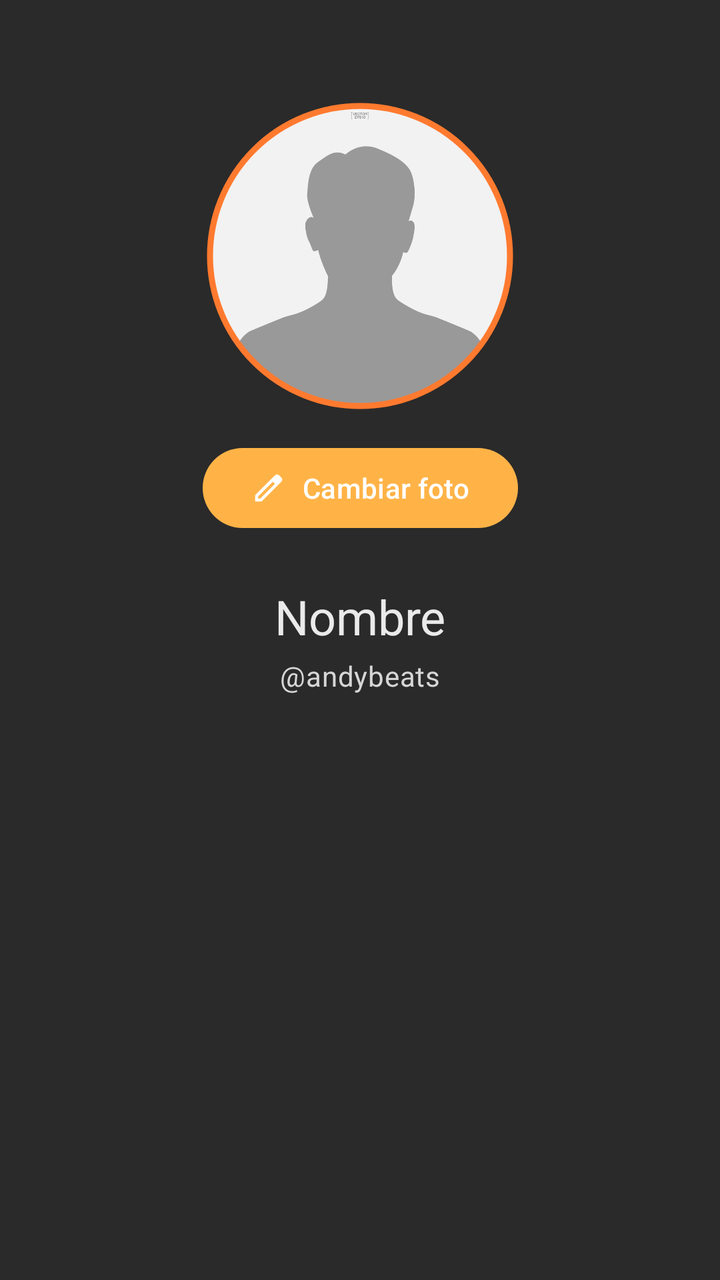
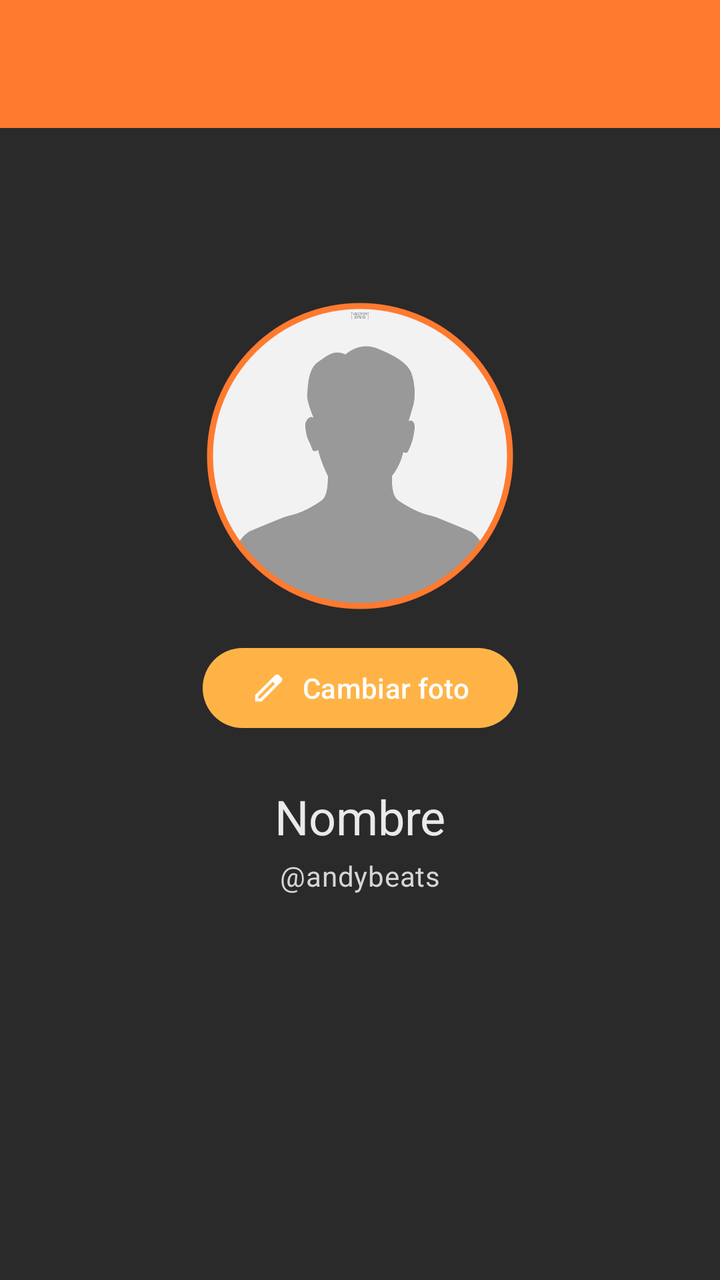

An Android layout rendered at two revisions. The XML below is the earlier revision; the diff shows what the commit changed to produce the second picture.
<!-- AndroidManifest.xml: application theme Theme.Sporify -->
<!-- res/layout/fragment_profile.xml -->
<?xml version="1.0" encoding="utf-8"?>
<FrameLayout xmlns:android="http://schemas.android.com/apk/res/android"
    xmlns:tools="http://schemas.android.com/tools"
    xmlns:app="http://schemas.android.com/apk/res-auto"
    android:layout_width="match_parent"
    android:layout_height="match_parent"
    android:background="@color/colorBackground"
    tools:context=".ProfileFragment">

    <androidx.core.widget.NestedScrollView
        android:layout_width="match_parent"
        android:layout_height="match_parent"
        android:padding="16dp"
        android:clipToPadding="false">

        <androidx.constraintlayout.widget.ConstraintLayout
            android:layout_width="match_parent"
            android:layout_height="wrap_content">

            
            <com.google.android.material.imageview.ShapeableImageView
                android:id="@+id/imgAvatar"
                android:layout_width="160dp"
                android:layout_height="160dp"
                android:layout_marginTop="32dp"
                android:src="@drawable/picture_profile_icon_male_icon_human_or_people_sign_and_symbol_vector"
                android:scaleType="centerCrop"
                android:padding="5dp"
                app:shapeAppearanceOverlay="@style/Shape.Circular"
                app:strokeColor="@color/colorPrimary"
                app:strokeWidth="3dp"
                app:layout_constraintTop_toTopOf="parent"
                app:layout_constraintStart_toStartOf="parent"
                app:layout_constraintEnd_toEndOf="parent" />

            
            <com.google.android.material.button.MaterialButton
                android:id="@+id/btnChangePhoto"
                android:layout_width="wrap_content"
                android:layout_height="wrap_content"
                android:text="Cambiar foto"
                android:layout_marginTop="12dp"
                app:backgroundTint="@color/colorPrimaryVariant"
                android:textColor="@color/colorOnPrimary"
                app:icon="@drawable/ic_edit"
                app:iconTint="@color/colorOnPrimary"
                app:layout_constraintTop_toBottomOf="@id/imgAvatar"
                app:layout_constraintStart_toStartOf="parent"
                app:layout_constraintEnd_toEndOf="parent" />

            
            <TextView
                android:id="@+id/txtName"
                android:layout_width="wrap_content"
                android:layout_height="wrap_content"
                android:layout_marginTop="24dp"
                android:text="@string/name"
                android:textAppearance="?attr/textAppearanceHeadlineSmall"
                android:textColor="@color/colorOnBackground"
                app:layout_constraintTop_toBottomOf="@id/btnChangePhoto"
                app:layout_constraintStart_toStartOf="parent"
                app:layout_constraintEnd_toEndOf="parent" />

            
            <TextView
                android:id="@+id/txtAlias"
                android:layout_width="wrap_content"
                android:layout_height="wrap_content"
                android:layout_marginTop="4dp"
                android:text="@string/alias"
                android:textAppearance="?attr/textAppearanceBodyMedium"
                android:textColor="@color/colorOnSurface"
                app:layout_constraintTop_toBottomOf="@id/txtName"
                app:layout_constraintStart_toStartOf="parent"
                app:layout_constraintEnd_toEndOf="parent" />

        </androidx.constraintlayout.widget.ConstraintLayout>
    </androidx.core.widget.NestedScrollView>
</FrameLayout>
<!-- resources referenced by this layout -->
<resources>
  <color name="colorBackground">#2A2A2A</color>
  <color name="colorOnBackground">#EAEAEA</color>
  <color name="colorOnPrimary">#FFFFFF</color>
  <color name="colorOnSurface">#D6D6D6</color>
  <color name="colorPrimary">#FF7A2F</color>
  <color name="colorPrimaryVariant">#FFB347</color>
  <!-- drawable ic_edit (drawable) -->
  <vector xmlns:android="http://schemas.android.com/apk/res/android" android:height="24dp" android:tint="#000000" android:viewportHeight="960" android:viewportWidth="960" android:width="24dp">
        
      <path android:fillColor="@android:color/white" android:pathData="M200,760L257,760L648,369L591,312L200,703L200,760ZM120,840L120,670L648,143Q660,132 674.5,126Q689,120 705,120Q721,120 736,126Q751,132 762,144L817,200Q829,211 834.5,226Q840,241 840,256Q840,272 834.5,286.5Q829,301 817,313L290,840L120,840ZM760,256L760,256L704,200L704,200L760,256ZM619,341L591,312L591,312L648,369L648,369L619,341Z"/>
      
  </vector>
  <!-- drawable picture_profile_icon_male_icon_human_or_people_sign_and_symbol_vector: jpg bitmap (drawable, 7767 bytes) -->
  <string name="alias">\@andybeats</string>
  <string name="name">Nombre</string>
  <style name="Shape.Circular">
          <item name="cornerFamily">rounded</item>
          <item name="cornerSize">50%</item>
      </style>
  <style name="Theme.Sporify" parent="Base.Theme.Sporify" />
  <style name="Base.Theme.Sporify" parent="Theme.Material3.DynamicColors.Dark.NoActionBar">
  
          
          
          <item name="android:windowFullscreen">true</item>
  
      </style>
</resources>

<!-- the commit's change to res/layout/fragment_profile.xml (unified diff, before → after) -->
@@ -6,6 +6,21 @@
     android:layout_height="match_parent"
     android:background="@color/colorBackground"
     tools:context=".ProfileFragment">
+    
+    <com.google.android.material.appbar.AppBarLayout
+        android:layout_width="match_parent"
+        android:layout_height="wrap_content"
+        android:background="@color/colorSurface"
+        android:elevation="4dp">
+
+        <com.google.android.material.appbar.MaterialToolbar
+            android:id="@+id/topToolBar"
+            android:layout_width="match_parent"
+            android:layout_height="?attr/actionBarSize"
+            android:background="@color/colorPrimary"
+            android:theme="@style/ThemeOverlay.Material3.Dark.ActionBar"
+            android:titleTextColor="@color/colorOnPrimary"/>
+    </com.google.android.material.appbar.AppBarLayout>
 
     <androidx.core.widget.NestedScrollView
         android:layout_width="match_parent"
@@ -15,7 +30,8 @@
 
         <androidx.constraintlayout.widget.ConstraintLayout
             android:layout_width="match_parent"
-            android:layout_height="wrap_content">
+            android:layout_height="wrap_content"
+            android:layout_marginTop="100dp">
 
             
             <com.google.android.material.imageview.ShapeableImageView
<!-- resource entries referenced after the edit -->
@@ -6,6 +6,7 @@
   <color name="colorOnSurface">#D6D6D6</color>
   <color name="colorPrimary">#FF7A2F</color>
   <color name="colorPrimaryVariant">#FFB347</color>
+  <color name="colorSurface">#333333</color>
   <!-- drawable ic_edit (drawable) -->
   <vector xmlns:android="http://schemas.android.com/apk/res/android" android:height="24dp" android:tint="#000000" android:viewportHeight="960" android:viewportWidth="960" android:width="24dp">
         
@@ -15,7 +16,7 @@
   <!-- drawable picture_profile_icon_male_icon_human_or_people_sign_and_symbol_vector: jpg bitmap (drawable, 7767 bytes) -->
   <string name="alias">\@andybeats</string>
   <string name="name">Nombre</string>
-  <style name="Shape.Circular">
+  <style name="Shape.Circular" parent="ShapeAppearance.Material3.SmallComponent">
           <item name="cornerFamily">rounded</item>
           <item name="cornerSize">50%</item>
       </style>
